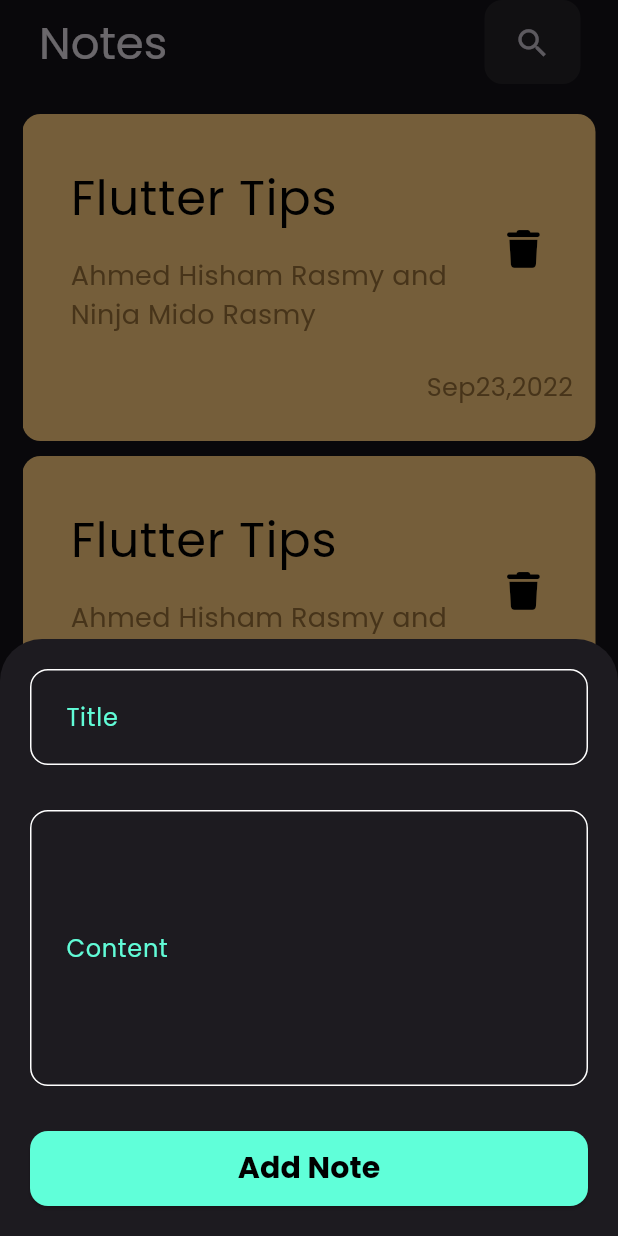
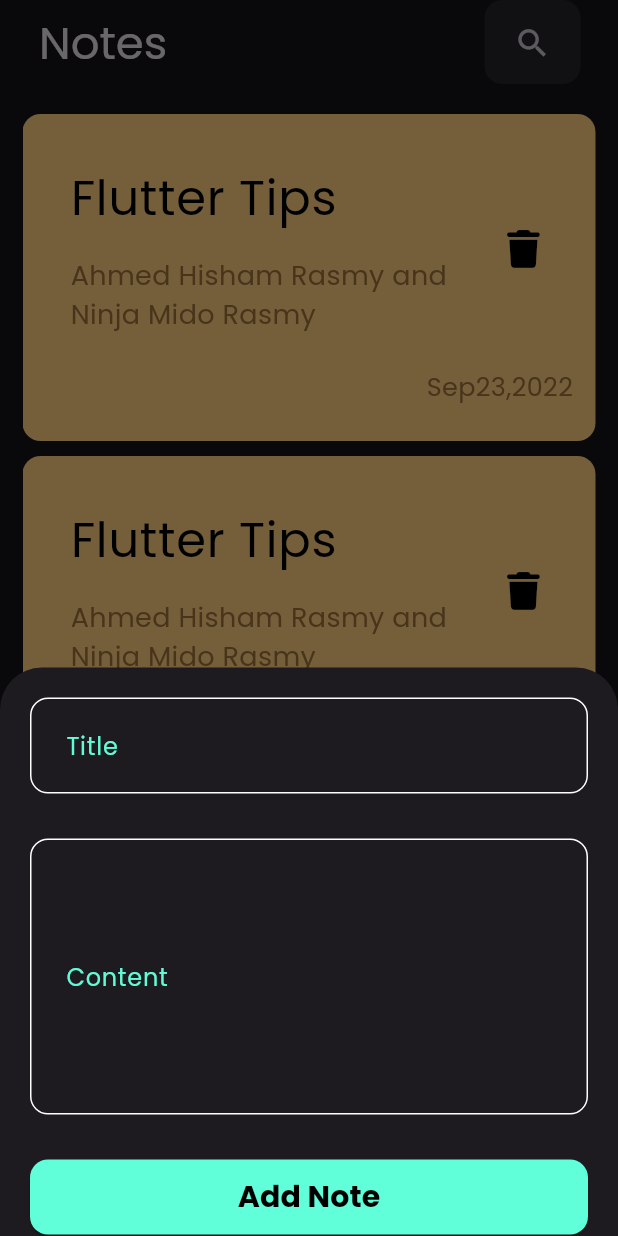
Before and after one commit to AhmedRasmy1/notes_app, a Flutter app: the screen it shows after launch, after a tap on the "add" icon, on a phone screen of 412 x 824 dp. Run offline on Flutter 3.47's test engine with Material 3 defaults, Android fonts, the phone set to English and light mode, and no system bars; our stand-ins replace bloc, flutter_bloc, font_awesome_flutter, google_fonts, hive, hive_flutter; accounts and stored records are empty.

Commit message:
fix keyboard issue

```diff
--- a/lib/Views/Widgets/add_note_form.dart
+++ b/lib/Views/Widgets/add_note_form.dart
@@ -72,6 +72,7 @@ class _AddNoteFormState extends State<AddNoteForm> {
               );
             },
           ),
+          // const SizedBox(height: 20)
         ],
       ),
     );
--- a/lib/Views/custom_button_sheet.dart
+++ b/lib/Views/custom_button_sheet.dart
@@ -10,8 +10,6 @@ class AddNoteButtonSheet extends StatelessWidget {
   Widget build(BuildContext context) {
     return BlocProvider(
       create: (context) => AddNoteCubit(),
-      child: Padding(
-        padding: const EdgeInsets.all(20),
       child: BlocConsumer<AddNoteCubit, AddNoteState>(
         listener: (context, state) {
           if (state is AddNoteSuccess) {
@@ -26,10 +24,16 @@ class AddNoteButtonSheet extends StatelessWidget {
         builder: (context, state) {
           return AbsorbPointer(
             absorbing: state is AddNoteLoading ? true : false,
+            child: Padding(
+              padding: EdgeInsets.only(
+                  right: 20,
+                  left: 20,
+                  top: 20,
+                  bottom: MediaQuery.of(context).viewInsets.bottom + 1),
               child: const SingleChildScrollView(child: AddNoteForm()),
+            ),
           );
         },
-        ),
       ),
     );
   }
--- a/lib/Views/notes_view.dart
+++ b/lib/Views/notes_view.dart
@@ -12,6 +12,7 @@ class NotesView extends StatelessWidget {
       floatingActionButton: FloatingActionButton(
         onPressed: () {
           showModalBottomSheet(
+              isScrollControlled: true,
               context: context,
               builder: (context) {
                 return const AddNoteButtonSheet();
```
Lines whose indentation alone changed are shown as unchanged.
